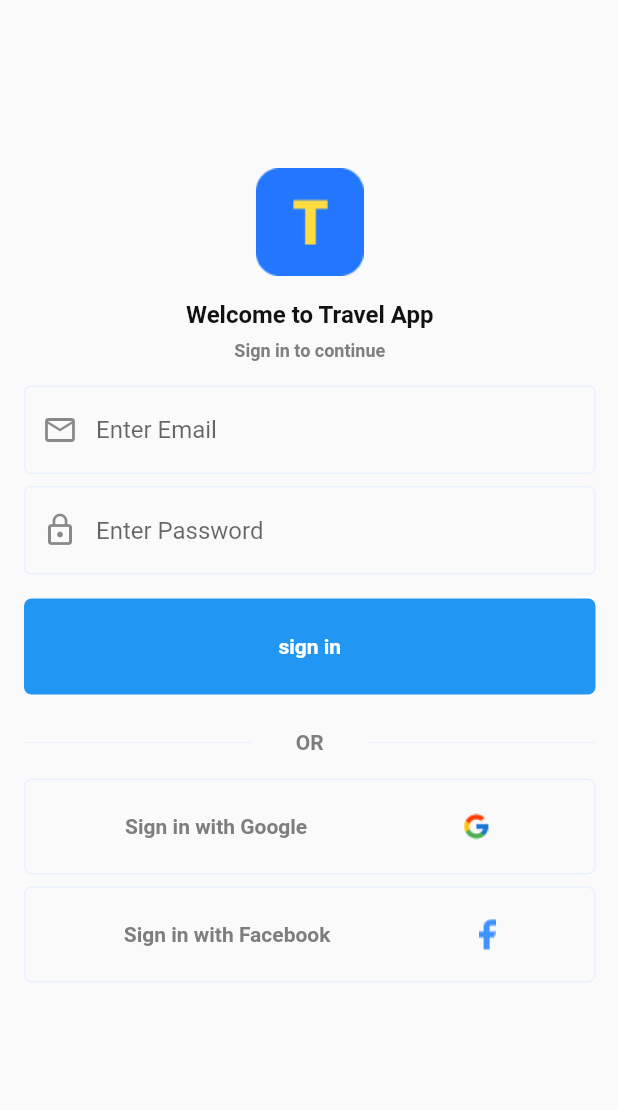
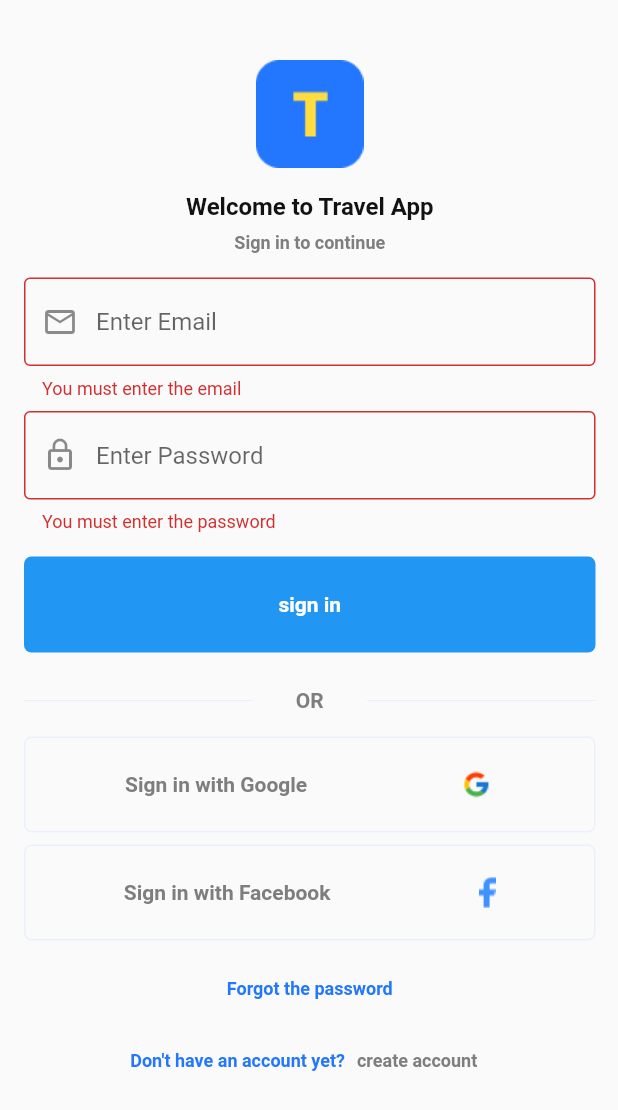
Before and after one commit to Suhaib200119/travel_application, a Flutter app: the LoginScreen screen opened directly, after a tap on "sign in", on a phone screen of 412 x 824 dp. Shown: the top 1110 px of the screen. Run offline on Flutter 3.47's test engine with Material 2 defaults, Android fonts, the phone set to English and light mode, and no system bars.

Commit message:
adding sign Up screen

```diff
--- a/lib/Core/ColorsManager.dart
+++ b/lib/Core/ColorsManager.dart
@@ -14,11 +14,16 @@ class ColorsManager{
   static const colorTextBottomText_2PageViewScreen=Color(0xFF2277FE);
   static const backgroundColorIndicator_1PageView=Color(0xFF2277FE);
   static const backgroundColorIndicator_2PageView=Color(0xFFEBF0FF);
-  static const colorTextHreaderLoginScreen=Color(0xFF121212);
+  static const colorTextHeaderLoginScreen=Color(0xFF121212);
   static const colorSubTitleLoginScreen=Color(0xFF7E7E7E);
   static const borderColorTextFormFieldLoginScreen=Color(0xFFEBF0FF);
-  static const dividerColorLohinScreen=Color(0xFFEBF0FF);
+  static const dividerColorLoginScreen=Color(0xFFEBF0FF);
   static const colorTextContainerSitesLoginScreen=Color(0xFF7E7E7E);
+  static const colorTextForgetPasswordLoginScreen=Color(0xFF2277FE);
+  static const colorTextCreateAccountLoginScreen=Color(0xFF2277FE);
+  static const colorTextDoNotHaveAccountLoginScreen=Color(0xFF7E7E7E);
+
+
 
 
 
--- a/lib/Feature/View/Screens/LoginScreen/LoginScreen.dart
+++ b/lib/Feature/View/Screens/LoginScreen/LoginScreen.dart
@@ -3,6 +3,8 @@ import 'package:travel_application/Core/ColorsManager.dart';
 import 'package:travel_application/Feature/Localizations/LocalizationsModel/AppLocale.dart';
 import 'package:travel_application/Feature/View/Screens/LoginScreen/WidgetLoginScreen.dart';
 import 'package:travel_application/Feature/View/WidgetsGlobal.dart';
+
+import '../SignUpScreen/SignUpScreen.dart';
 
 class LoginScreen extends StatelessWidget {
   var formKey = GlobalKey<FormState>();
@@ -18,31 +20,27 @@ class LoginScreen extends StatelessWidget {
             margin: const EdgeInsetsDirectional.only(
               start: 16,
               end: 15,
-              top: 112,
+              top: 40,
             ),
             width: MediaQuery.of(context).size.width,
             child: Column(
               mainAxisAlignment: MainAxisAlignment.center,
               children: [
-                Image.asset(
-                  "assets/images/logoLoginScreen.png",
-                  width: 72,
-                  height: 72,
-                ),
+                WidgetsGlobal.imageLogo(),
                 const SizedBox(
                   height: 16,
                 ),
-                WidgetsLoginScreen.customText(
+                WidgetsGlobal.customText(
                   context: context,
                   text: "Welcome to Travel App",
                   fontSize: 16,
-                  fontcolor: ColorsManager.colorTextHreaderLoginScreen,
+                  fontcolor: ColorsManager.colorTextHeaderLoginScreen,
                   fontWeight: FontWeight.w700,
                 ),
                 const SizedBox(
                   height: 8,
                 ),
-                WidgetsLoginScreen.customText(
+                WidgetsGlobal.customText(
                   context: context,
                   text: "Sign in to continue",
                   fontSize: 12,
@@ -56,64 +54,34 @@ class LoginScreen extends StatelessWidget {
                   key: formKey,
                   child: Column(
                     children: [
-                      TextFormField(
-                        controller: tec_email,
-                        keyboardType: TextInputType.emailAddress,
-                        validator: (inputUser) {
-                          if (inputUser!.trim().isEmpty) {
-                            return "${getLang(context, "you must enter the email")}";
-                          } else {
-                            return null;
-                          }
-                        },
-                        decoration: InputDecoration(
-                          prefixIcon: const Icon(Icons.email_outlined),
-                          hintText: "${getLang(context, "Enter Email")}",
-                          border: const OutlineInputBorder(
-                              borderSide: BorderSide(
-                                  width: 20, color: Color(0xFFEBF0FF))),
-                          enabledBorder: const OutlineInputBorder(
-                            borderSide: BorderSide(
-                              color: ColorsManager
-                                  .borderColorTextFormFieldLoginScreen,
-                            ),
-                          ),
-                        ),
-                      ),
-                      SizedBox(
+                      WidgetsGlobal.myTextFormField(
+                          context: context,
+                          controller: tec_email,
+                          keyboardType: TextInputType.emailAddress,
+                          errorMessage: "You must enter the email",
+                          prefixIcon: Icon(Icons.email_outlined),
+                          hintText: "Enter Email"),
+                      const SizedBox(
                         height: 8,
                       ),
-                      TextFormField(
-                        controller: tec_password,
-                        keyboardType: TextInputType.emailAddress,
-                        validator: (inputUser) {
-                          if (inputUser!.trim().isEmpty) {
-                            return "${getLang(context, "you must enter the password")}";
-                          } else {
-                            return null;
-                          }
-                        },
-                        decoration: InputDecoration(
+                      WidgetsGlobal.myTextFormField(
+                          context: context,
+                          controller: tec_password,
+                          keyboardType: TextInputType.visiblePassword,
+                          errorMessage: "You must enter the password",
                           prefixIcon: const Icon(Icons.lock_outline),
-                          hintText: "${getLang(context, "Enter Password")}",
-                          border: const OutlineInputBorder(
-                            borderSide: BorderSide(
-                              width: 20,
-                              color: Color(0xFFEBF0FF),
-                            ),
-                          ),
-                          enabledBorder: const OutlineInputBorder(
-                            borderSide: BorderSide(
-                              color: ColorsManager
-                                  .borderColorTextFormFieldLoginScreen,
-                            ),
-                          ),
-                        ),
-                      ),
+                          hintText: "Enter Password"),
+
                       WidgetsGlobal.myButton(
                         context: context,
                         text: "sign in",
-                        function: () {},
+                        function: () {
+                          if (formKey.currentState!.validate()) {
+                            print("email: ${tec_email.text.trim()}\n");
+                            print("password: ${tec_password.text.trim()}\n");
+
+                          }
+                        },
                       ),
                     ],
                   ),
@@ -147,7 +115,8 @@ class LoginScreen extends StatelessWidget {
                   context: context,
                   text: "Sign in with Google",
                   imageName: "google.png",
-                  function: () {},),
+                  function: () {},
+                ),
                 const SizedBox(
                   height: 8,
                 ),
@@ -155,8 +124,46 @@ class LoginScreen extends StatelessWidget {
                   context: context,
                   text: "Sign in with Facebook",
                   imageName: "facebook .png",
-                  function: () {},),
-
+                  function: () {},
+                ),
+                const SizedBox(
+                  height: 8,
+                ),
+                TextButton(
+                  onPressed: () {},
+                  child: WidgetsGlobal.customText(
+                      context: context,
+                      text: "Forgot the password",
+                      fontSize: 12,
+                      fontcolor:
+                          ColorsManager.colorTextForgetPasswordLoginScreen,
+                      fontWeight: FontWeight.w700),
+                ),
+                Row(
+                  children: [
+                    Spacer(),
+                    WidgetsGlobal.customText(
+                        context: context,
+                        text: "Don't have an account yet?",
+                        fontSize: 12,
+                        fontcolor:
+                            ColorsManager.colorTextCreateAccountLoginScreen,
+                        fontWeight: FontWeight.w700),
+                    TextButton(
+                      onPressed: () {
+                        Navigator.push(context, MaterialPageRoute(builder: (ctx){return SignUpScreen();}));
+                      },
+                      child: WidgetsGlobal.customText(
+                          context: context,
+                          text: "Create account",
+                          fontSize: 12,
+                          fontcolor: ColorsManager
+                              .colorTextDoNotHaveAccountLoginScreen,
+                          fontWeight: FontWeight.w700),
+                    ),
+                    Spacer(),
+                  ],
+                ),
               ],
             ),
           ),
--- a/lib/Feature/View/Screens/LoginScreen/WidgetLoginScreen.dart
+++ b/lib/Feature/View/Screens/LoginScreen/WidgetLoginScreen.dart
@@ -2,27 +2,16 @@ import 'package:flutter/material.dart';
 
 import '../../../../Core/ColorsManager.dart';
 import '../../../Localizations/LocalizationsModel/AppLocale.dart';
+import '../../WidgetsGlobal.dart';
 
 class WidgetsLoginScreen {
-  static Widget customText({
-    required BuildContext context,
-    required String text,
-    required double fontSize,
-    required Color fontcolor,
-    required FontWeight fontWeight,
-  }) {
-    return Text(
-      "${getLang(context, "$text")}",
-      style: TextStyle(
-          fontSize: fontSize, color: fontcolor, fontWeight: FontWeight.w700),
-    );
-  }
+
 
   static Widget myDivider() {
     return const Expanded(
       flex: 2,
       child: Divider(
-        color: ColorsManager.dividerColorLohinScreen,
+        color: ColorsManager.dividerColorLoginScreen,
         height: 1,
       ),
     );
@@ -49,7 +38,7 @@ class WidgetsLoginScreen {
           mainAxisAlignment: MainAxisAlignment.spaceBetween,
           children: [
             Spacer(),
-            customText(
+            WidgetsGlobal.customText(
                 context: context,
                 text: text,
                 fontSize: 14,
--- a/lib/Feature/View/WidgetsGlobal.dart
+++ b/lib/Feature/View/WidgetsGlobal.dart
@@ -1,17 +1,17 @@
 import 'package:flutter/material.dart';
 import 'package:travel_application/Feature/Localizations/LocalizationsModel/AppLocale.dart';
 
+import '../../Core/ColorsManager.dart';
+
 class WidgetsGlobal {
-  static Widget myButton(
-      {
-        required BuildContext context,
-        required String text,
-         double fontSize=14,
-        Color fontColor=Colors.white,
-        FontWeight fontWeight=FontWeight.w700,
-       required Function function,
-
-      }) {
+  static Widget myButton({
+    required BuildContext context,
+    required String text,
+    double fontSize = 14,
+    Color fontColor = Colors.white,
+    FontWeight fontWeight = FontWeight.w700,
+    required Function function,
+  }) {
     return Container(
       margin: EdgeInsetsDirectional.only(top: 16),
       height: 64,
@@ -22,12 +22,66 @@ class WidgetsGlobal {
         onPressed: () {
           function();
         },
-        child: Text("${getLang(context, text)}",style: TextStyle(
-          fontSize: fontSize,
-          color: fontColor,
-          fontWeight: fontWeight
-        ),),
+        child: Text(
+          "${getLang(context, text)}",
+          style: TextStyle(
+              fontSize: fontSize, color: fontColor, fontWeight: fontWeight),
+        ),
       ),
     );
   }
+
+  static Widget myTextFormField({
+    required BuildContext context,
+    required TextEditingController controller,
+    required TextInputType keyboardType,
+    required String errorMessage,
+    required Widget prefixIcon,
+    required String hintText,
+  }) {
+    return TextFormField(
+      controller: controller,
+      keyboardType: keyboardType,
+      validator: (inputUser) {
+        if (inputUser!.trim().isEmpty) {
+          return "${getLang(context, "$errorMessage")}";
+        } else {
+          return null;
+        }
+      },
+      decoration: InputDecoration(
+        prefixIcon: prefixIcon,
+        hintText: "${getLang(context, hintText)}",
+        border: const OutlineInputBorder(
+            borderSide: BorderSide(width: 20, color: Color(0xFFEBF0FF))),
+        enabledBorder: const OutlineInputBorder(
+          borderSide: BorderSide(
+            color: ColorsManager.borderColorTextFormFieldLoginScreen,
+          ),
+        ),
+      ),
+    );
+  }
+
+
+  static Widget imageLogo(){
+    return Image.asset(
+      "assets/images/logoLoginScreen.png",
+      width: 72,
+      height: 72,
+    );
+  }
+  static Widget customText({
+    required BuildContext context,
+    required String text,
+    required double fontSize,
+    required Color fontcolor,
+    required FontWeight fontWeight,
+  }) {
+    return Text(
+      "${getLang(context, "$text")}",
+      style: TextStyle(
+          fontSize: fontSize, color: fontcolor, fontWeight: FontWeight.w700),
+    );
+  }
 }
```
Also changed, not shown: assets/lang/ar.json (+27 -6 lines), assets/lang/en.json (+23 -5 lines), lib/Feature/View/Screens/SignUpScreen/SignUpScreen.dart (added, +141 -0 lines), lib/Feature/View/Screens/SignUpScreen/WidgetsSignUpScreen.dart (added).
